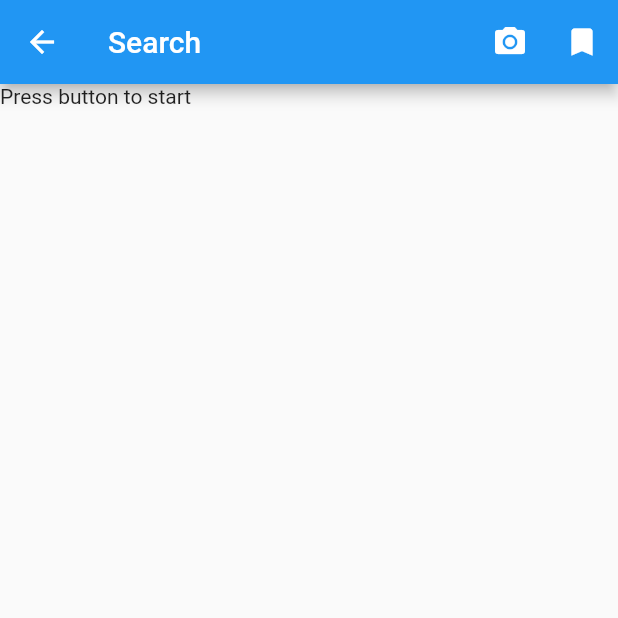
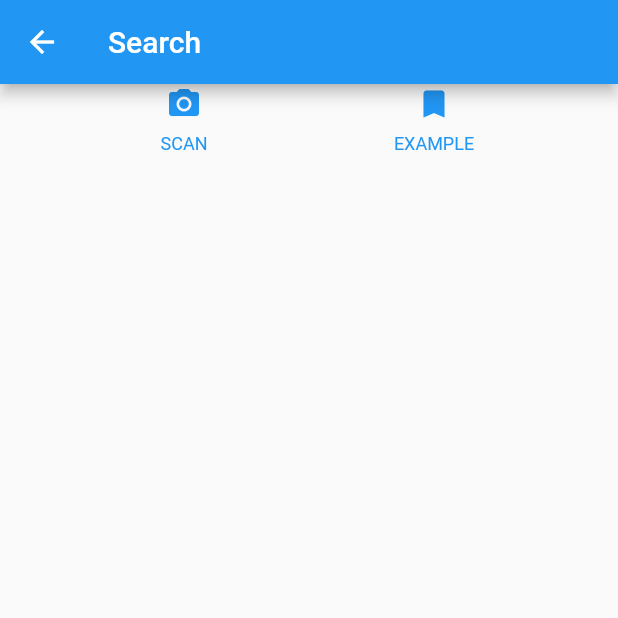
Before and after one commit to victorlap/bookkeeper, a Flutter app: the screen it shows after launch, after a tap on the "add" icon, on a phone screen of 412 x 824 dp, the top half of it. Run offline on Flutter 3.47's test engine with Material 2 defaults, Android fonts, the phone set to English and light mode, and no system bars; our stand-ins replace cached_network_image, firebase_database; missing offline and left inert: barcode_scan, googleapis; accounts and stored records are empty; network calls fail.

```diff
--- /dev/null
+++ b/lib/api/database.dart
@@ -0,0 +1,36 @@
+import 'package:book_keeper/model/book.dart';
+import 'package:firebase_database/firebase_database.dart';
+
+
+class DatabaseManager {
+  List<Book> favorites = new List();
+  final reference = FirebaseDatabase.instance.reference().child('books');
+
+  DatabaseManager() {
+    reference.onChildAdded.listen(_onBookAdded);
+  }
+
+  void _onBookAdded(Event event) {
+    favorites.add(new Book.fromSnapshot(event.snapshot));
+  }
+
+  void sendBook(Book book) {
+    reference.child(book.id).set({
+      'title': book.title,
+      'description': book.description,
+      'thumb': book.thumb,
+      'id': book.id
+    });
+  }
+
+  void deleteBook(Book book) {
+    if (book.id != null) {
+      reference.child(book.id).remove();
+      favorites.removeWhere((b) => b.id == book.id);
+    }
+  }
+
+  bool hasFavorite(String id) {
+    return favorites.where((b) => b.id == id).isNotEmpty;
+  }
+}
--- a/lib/model/book.dart
+++ b/lib/model/book.dart
@@ -1,19 +1,29 @@
+import 'package:firebase_database/firebase_database.dart';
 import 'package:googleapis/books/v1.dart';
 
 class Book {
+  final String id;
   final String title;
   final String description;
   final String thumb;
 
+  Book(this.id, this.title, this.description, this.thumb);
+
   factory Book.fromVolume(Volume volume) {
     return new Book(
+      volume.id,
       volume.volumeInfo.title,
-        volume.volumeInfo.description,
-        volume.volumeInfo.imageLinks.thumbnail
+      volume.volumeInfo.description,
+      volume.volumeInfo.imageLinks.thumbnail,
     );
   }
 
-  Book(this.title, this.description, this.thumb);
-
-
+  factory Book.fromSnapshot(DataSnapshot snapshot) {
+    return new Book(
+      snapshot.value['id'],
+      snapshot.value['title'],
+      snapshot.value['description'],
+      snapshot.value['thumb'],
+    );
+  }
 }
--- a/lib/ui/app.dart
+++ b/lib/ui/app.dart
@@ -1,14 +1,15 @@
+import 'package:book_keeper/api/database.dart';
+import 'package:book_keeper/ui/shelf.dart';
 import 'package:flutter/material.dart';
-import 'package:book_keeper/ui/shelf.dart';
 
 class BookKeeper extends StatelessWidget {
+  final DatabaseManager _databaseManager = new DatabaseManager();
+
   @override
   Widget build(BuildContext context) {
     return new MaterialApp(
       title: 'Book Keeper',
-      home: new ShelfScreen(),
-      routes: <String, WidgetBuilder> {
-      }
+      home: new ShelfScreen(_databaseManager),
     );
   }
 }
--- a/lib/ui/search.dart
+++ b/lib/ui/search.dart
@@ -1,40 +1,55 @@
 import 'dart:async';
 
 import 'package:barcode_scan/barcode_scan.dart';
+import 'package:book_keeper/api/client.dart';
+import 'package:book_keeper/api/database.dart';
+import 'package:book_keeper/model/book.dart';
+import 'package:book_keeper/ui/book_tile.dart';
 import 'package:flutter/material.dart';
-import 'package:flutter/services.dart';
-import 'package:book_keeper/api/client.dart';
 import 'package:googleapis/books/v1.dart';
-import 'package:book_keeper/ui/book_tile.dart';
-import 'package:book_keeper/model/book.dart';
 
 class SearchScreen extends StatefulWidget {
+  final DatabaseManager _databaseManager;
+
+  SearchScreen(this._databaseManager);
+
   @override
-  createState() => new _SearchScreen();
+  createState() => new _SearchScreen(_databaseManager);
 }
 
 class _SearchScreen extends State<SearchScreen> {
   Future<Volumes> _volumes;
+  final DatabaseManager _databaseManager;
+
+  _SearchScreen(this._databaseManager);
 
   @override
   Widget build(BuildContext context) {
     return new Scaffold(
       appBar: new AppBar(
         title: new Text('Search'),
-          actions: <Widget>[
-            new IconButton(icon: new Icon(Icons.camera_alt), onPressed: scan),
-            new IconButton(icon: new Icon(Icons.bookmark), onPressed: () {
+      ),
+      body: new Column(
+        children: <Widget>[
+          new Container(
+            child: new Row(
+              mainAxisAlignment: MainAxisAlignment.spaceEvenly,
+              children: [
+                buildButtonColumn(Icons.camera_alt, 'SCAN', _scan),
+                buildButtonColumn(Icons.bookmark, 'EXAMPLE', () {
                   this._volumes = search("9789026144646");
                   setState(() => {});
                 }),
               ],
             ),
-        body: new FutureBuilder<Volumes>(
-          future: _volumes, // a Future<String> or null
+          ),
+          new Flexible(
+            child: new FutureBuilder<Volumes>(
+              future: _volumes,
               builder: (BuildContext context, AsyncSnapshot<Volumes> snapshot) {
                 switch (snapshot.connectionState) {
-              case ConnectionState.none: return new Text('Press button to start');
-              case ConnectionState.waiting: return new Text('Awaiting result...');
+                  case ConnectionState.waiting:
+                    return new CircularProgressIndicator();
                   default:
                     if (snapshot.hasError)
                       return new Text('Error: ${snapshot.error}');
@@ -42,41 +57,62 @@ class _SearchScreen extends State<SearchScreen> {
                       return _buildVolumes(snapshot.data);
                 }
               },
-        )
+            ),
+          ),
+        ],
+      ),
     );
   }
 
   Widget _buildVolumes(Volumes volumes) {
+    if (volumes == null) {
+      return new Container();
+    }
+
     return new ListView.builder(
       itemBuilder: (BuildContext context, int index) =>
           _buildBookTile(context, volumes.items[index]),
-        itemCount: volumes.items.length
+      itemCount: volumes.items.length,
     );
   }
 
-  String barcode;
-  Future scan() async {
+  Future _scan() async {
     try {
       String barcode = await BarcodeScanner.scan();
       setState(() => this._volumes = search(barcode));
-      setState(() => this.barcode = barcode);
-    } on PlatformException catch (e) {
-      if (e.code == BarcodeScanner.CameraAccessDenied) {
-        setState(() {
-          this.barcode = 'The user did not grant the camera permission!';
-        });
-      } else {
-        setState(() => this.barcode = 'Unknown error: $e');
-      }
-    } on FormatException {
-      setState(() => this.barcode =
-      'null (User returned using the "back"-button before scanning anything. Result)');
-    } catch (e) {
-      setState(() => this.barcode = 'Unknown error: $e');
-    }
+    } catch (e) {}
   }
 
   Widget _buildBookTile(BuildContext context, Volume volume) {
-    return new BookTile(new Book.fromVolume(volume));
+    return new BookTile(
+      _databaseManager,
+      new Book.fromVolume(volume),
+    );
+  }
+
+  Widget buildButtonColumn(IconData icon, String label, onPressed) {
+    Color color = Theme.of(context).primaryColor;
+
+    return new FlatButton(
+      onPressed: onPressed,
+      child: new Column(
+        mainAxisSize: MainAxisSize.min,
+        mainAxisAlignment: MainAxisAlignment.center,
+        children: [
+          new Icon(icon, color: color),
+          new Container(
+            margin: const EdgeInsets.only(top: 8.0),
+            child: new Text(
+              label,
+              style: new TextStyle(
+                fontSize: 12.0,
+                fontWeight: FontWeight.w400,
+                color: color,
+              ),
+            ),
+          ),
+        ],
+      ),
+    );
   }
 }
--- a/lib/ui/shelf.dart
+++ b/lib/ui/shelf.dart
@@ -1,15 +1,24 @@
+import 'package:book_keeper/api/database.dart';
 import 'package:book_keeper/model/book.dart';
 import 'package:book_keeper/ui/book_tile.dart';
+import 'package:book_keeper/ui/search.dart';
+import 'package:firebase_database/firebase_database.dart';
+import 'package:firebase_database/ui/firebase_animated_list.dart';
 import 'package:flutter/material.dart';
-import 'package:book_keeper/ui/search.dart';
 
 class ShelfScreen extends StatefulWidget {
+  final DatabaseManager _databaseManager;
+
+  ShelfScreen(this._databaseManager);
+
   @override
-  createState() => new _ShelfScreen();
+  createState() => new _ShelfScreen(_databaseManager);
 }
 
 class _ShelfScreen extends State<ShelfScreen> {
-  List<Book> _books = [];
+  final DatabaseManager _databaseManager;
+
+  _ShelfScreen(this._databaseManager);
 
   @override
   Widget build(BuildContext context) {
@@ -17,25 +26,37 @@ class _ShelfScreen extends State<ShelfScreen> {
       appBar: new AppBar(
         title: new Text('My Books'),
         actions: <Widget>[
-          new IconButton(icon: new Icon(Icons.add), onPressed: _add)
+          new IconButton(
+            icon: new Icon(Icons.add),
+            onPressed: _add,
+          )
         ],
       ),
-      body: new ListView.builder(
-          itemBuilder: (BuildContext context, int index) =>
-              _buildBookTile(context, _books[index]),
-          itemCount: _books.length),
+      body: new Column(
+        children: <Widget>[
+          new Flexible(
+            child: new FirebaseAnimatedList(
+              query: _databaseManager.reference,
+              sort: (a, b) => b.value['title'].compareTo(a.value['title']),
+              padding: new EdgeInsets.all(8.0),
+              itemBuilder: _buildBookTile,
+            ),
+          )
+        ],
+      ),
     );
   }
 
-  Widget _buildBookTile(BuildContext context, Book book) {
-    return new BookTile(book);
+  Widget _buildBookTile(
+      _, DataSnapshot snapshot, Animation<double> animation, index) {
+    return new BookTile(_databaseManager, new Book.fromSnapshot(snapshot));
   }
 
   void _add() {
     Navigator.of(context).push(
       new MaterialPageRoute(
         builder: (context) {
-          return new SearchScreen();
+          return new SearchScreen(_databaseManager);
         },
       ),
     );
--- a/pubspec.yaml
+++ b/pubspec.yaml
@@ -8,6 +8,9 @@ dependencies:
   googleapis: any
   googleapis_auth: any
   cached_network_image: any
+  firebase_core: ^0.0.1
+  firebase_database: ^0.4.1
+  firebase_auth: any
 
   # The following adds the Cupertino Icons font to your application.
   # Use with the CupertinoIcons class for iOS style icons.
```
Also changed, not shown: lib/ui/book_screen.dart (+17 -10 lines), lib/ui/book_tile.dart (+37 -7 lines), pubspec.lock, 2 other files. Lines whose indentation alone changed are shown as unchanged.
